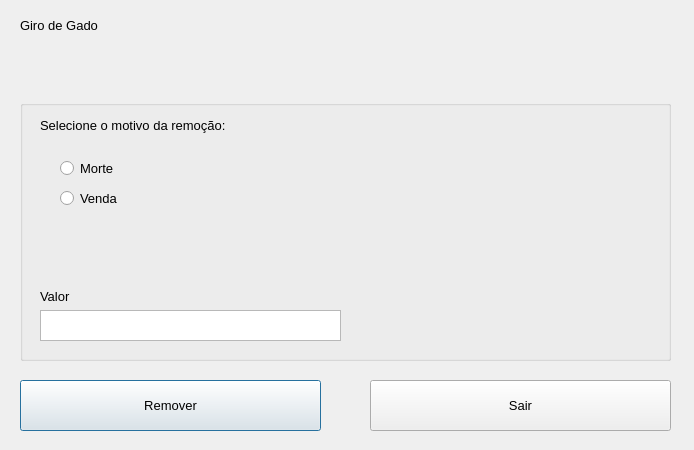
First picture: the form in cattleremovescreen.ui, repository MaceGabriel/GiroDeGado, before the edit.
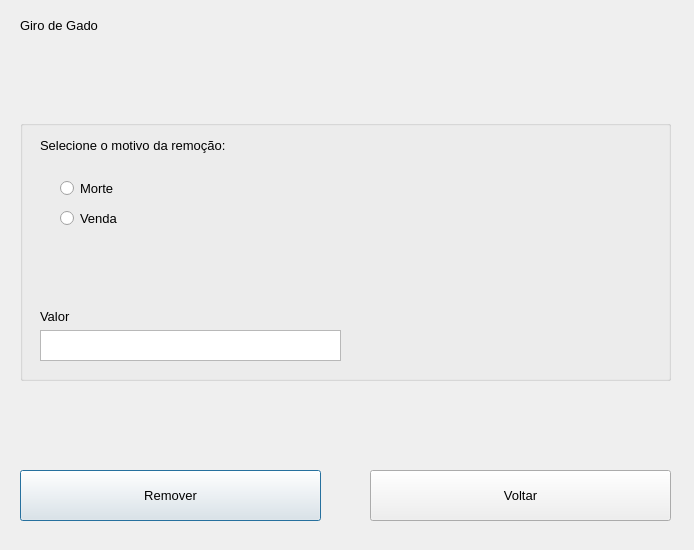
Second picture: the form after the edit.

```diff
--- a/cattleremovescreen.ui
+++ b/cattleremovescreen.ui
@@ -7,7 +7,7 @@
     <x>0</x>
     <y>0</y>
     <width>694</width>
-    <height>450</height>
+    <height>550</height>
    </rect>
   </property>
   <property name="windowTitle">
@@ -35,7 +35,7 @@
    <property name="geometry">
     <rect>
      <x>20</x>
-     <y>100</y>
+     <y>120</y>
      <width>651</width>
      <height>261</height>
     </rect>
@@ -130,7 +130,7 @@
    <property name="geometry">
     <rect>
      <x>20</x>
-     <y>380</y>
+     <y>470</y>
      <width>301</width>
      <height>51</height>
     </rect>
@@ -148,7 +148,7 @@
    <property name="geometry">
     <rect>
      <x>370</x>
-     <y>380</y>
+     <y>470</y>
      <width>301</width>
      <height>51</height>
     </rect>
@@ -159,7 +159,7 @@
     </font>
    </property>
    <property name="text">
-    <string>Sair</string>
+    <string>Voltar</string>
    </property>
   </widget>
  </widget>
```
Left out of the diff: 2 changed lines with no effect on the pictures.
